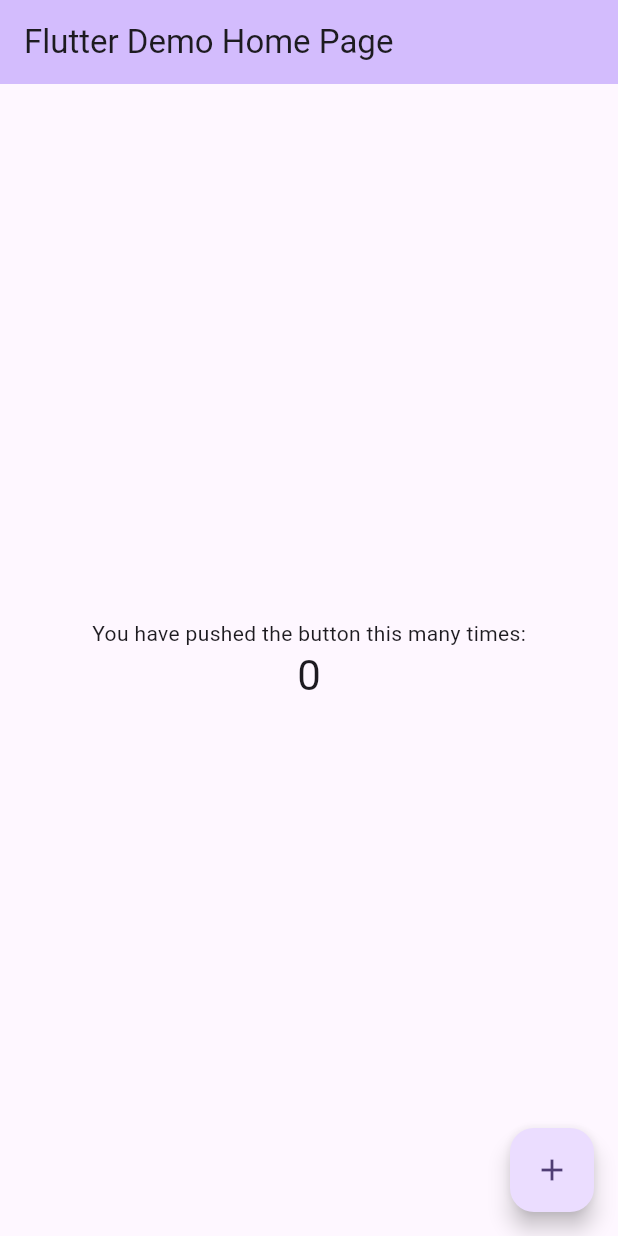
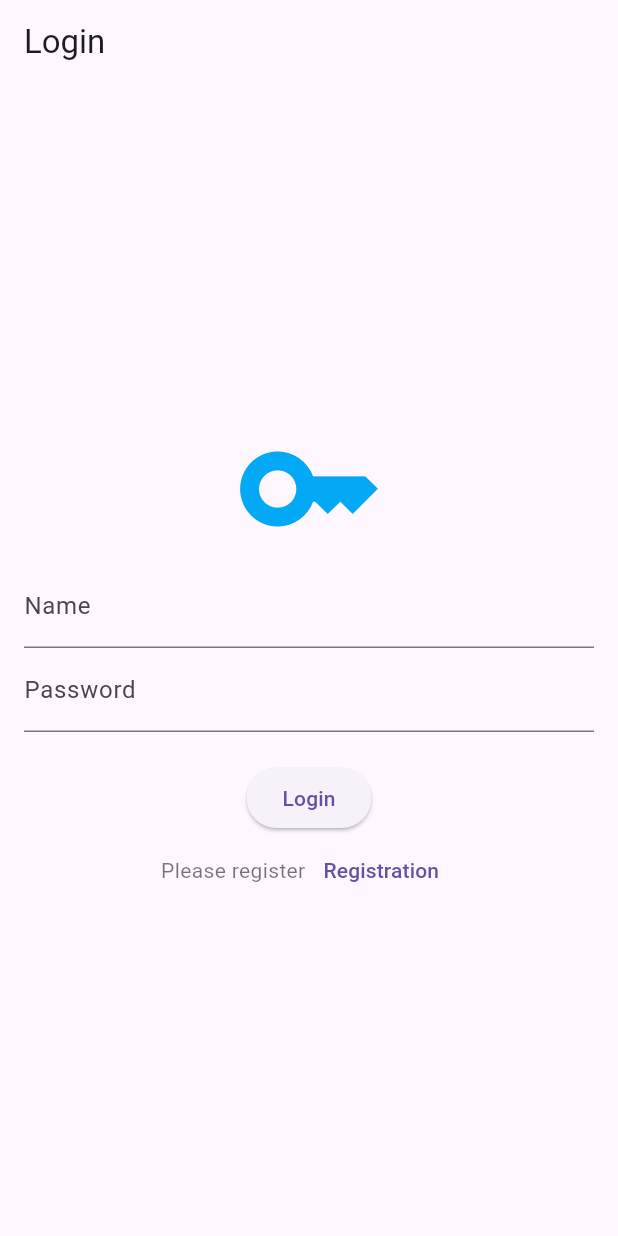
Before and after one commit to sz-adam/flutter-exercises, a Flutter app: the screen it shows after launch, on a phone screen of 412 x 824 dp. Run offline on Flutter 3.47's test engine with Material 3 defaults, Android fonts, the phone set to English and light mode, and no system bars; our stand-ins replace local_auth.

Commit message:
register and login page

```diff
--- a/auth/mobile/lib/main.dart
+++ b/auth/mobile/lib/main.dart
@@ -1,4 +1,5 @@
 import 'package:flutter/material.dart';
+import 'package:mobile_app/pages/login_page.dart';
 
 void main() {
   runApp(const MyApp());
@@ -7,119 +8,9 @@ void main() {
 class MyApp extends StatelessWidget {
   const MyApp({super.key});
 
-  // This widget is the root of your application.
-  @override
-  Widget build(BuildContext context) {
-    return MaterialApp(
-      title: 'Flutter Demo',
-      theme: ThemeData(
-        // This is the theme of your application.
-        //
-        // TRY THIS: Try running your application with "flutter run". You'll see
-        // the application has a purple toolbar. Then, without quitting the app,
-        // try changing the seedColor in the colorScheme below to Colors.green
-        // and then invoke "hot reload" (save your changes or press the "hot
-        // reload" button in a Flutter-supported IDE, or press "r" if you used
-        // the command line to start the app).
-        //
-        // Notice that the counter didn't reset back to zero; the application
-        // state is not lost during the reload. To reset the state, use hot
-        // restart instead.
-        //
-        // This works for code too, not just values: Most code changes can be
-        // tested with just a hot reload.
-        colorScheme: ColorScheme.fromSeed(seedColor: Colors.deepPurple),
-        useMaterial3: true,
-      ),
-      home: const MyHomePage(title: 'Flutter Demo Home Page'),
-    );
-  }
-}
-
-class MyHomePage extends StatefulWidget {
-  const MyHomePage({super.key, required this.title});
-
-  // This widget is the home page of your application. It is stateful, meaning
-  // that it has a State object (defined below) that contains fields that affect
-  // how it looks.
-
-  // This class is the configuration for the state. It holds the values (in this
-  // case the title) provided by the parent (in this case the App widget) and
-  // used by the build method of the State. Fields in a Widget subclass are
-  // always marked "final".
-
-  final String title;
-
-  @override
-  State<MyHomePage> createState() => _MyHomePageState();
-}
-
-class _MyHomePageState extends State<MyHomePage> {
-  int _counter = 0;
-
-  void _incrementCounter() {
-    setState(() {
-      // This call to setState tells the Flutter framework that something has
-      // changed in this State, which causes it to rerun the build method below
-      // so that the display can reflect the updated values. If we changed
-      // _counter without calling setState(), then the build method would not be
-      // called again, and so nothing would appear to happen.
-      _counter++;
-    });
-  }
 
   @override
   Widget build(BuildContext context) {
-    // This method is rerun every time setState is called, for instance as done
-    // by the _incrementCounter method above.
-    //
-    // The Flutter framework has been optimized to make rerunning build methods
-    // fast, so that you can just rebuild anything that needs updating rather
-    // than having to individually change instances of widgets.
-    return Scaffold(
-      appBar: AppBar(
-        // TRY THIS: Try changing the color here to a specific color (to
-        // Colors.amber, perhaps?) and trigger a hot reload to see the AppBar
-        // change color while the other colors stay the same.
-        backgroundColor: Theme.of(context).colorScheme.inversePrimary,
-        // Here we take the value from the MyHomePage object that was created by
-        // the App.build method, and use it to set our appbar title.
-        title: Text(widget.title),
-      ),
-      body: Center(
-        // Center is a layout widget. It takes a single child and positions it
-        // in the middle of the parent.
-        child: Column(
-          // Column is also a layout widget. It takes a list of children and
-          // arranges them vertically. By default, it sizes itself to fit its
-          // children horizontally, and tries to be as tall as its parent.
-          //
-          // Column has various properties to control how it sizes itself and
-          // how it positions its children. Here we use mainAxisAlignment to
-          // center the children vertically; the main axis here is the vertical
-          // axis because Columns are vertical (the cross axis would be
-          // horizontal).
-          //
-          // TRY THIS: Invoke "debug painting" (choose the "Toggle Debug Paint"
-          // action in the IDE, or press "p" in the console), to see the
-          // wireframe for each widget.
-          mainAxisAlignment: MainAxisAlignment.center,
-          children: <Widget>[
-            const Text(
-              'You have pushed the button this many times:',
-            ),
-            Text(
-              '$_counter',
-              style: Theme.of(context).textTheme.headlineMedium,
-            ),
-          ],
-        ),
-      ),
-      floatingActionButton: FloatingActionButton(
-        onPressed: _incrementCounter,
-        tooltip: 'Increment',
-        child: const Icon(Icons.add),
-      ), // This trailing comma makes auto-formatting nicer for build methods.
-    );
+    return MaterialApp(title: 'Flutter Demo', home: LoginPage());
   }
 }
--- /dev/null
+++ b/auth/mobile/lib/pages/login_page.dart
@@ -0,0 +1,90 @@
+import 'package:flutter/material.dart';
+import 'package:mobile_app/pages/register_page.dart';
+
+class LoginPage extends StatefulWidget {
+  @override
+  _LoginPageState createState() => _LoginPageState();
+}
+
+class _LoginPageState extends State<LoginPage> {
+  final _formKey = GlobalKey<FormState>();
+  final _nameController = TextEditingController();
+  final _passwordController = TextEditingController();
+
+  void _login() {
+    if (_formKey.currentState?.validate() ?? false) {
+      print('Email: ${_nameController.text}');
+      print('Password: ${_passwordController.text}');
+    }
+  }
+
+  @override
+  Widget build(BuildContext context) {
+    return Scaffold(
+      appBar: AppBar(
+        title: const Text('Login'),
+        automaticallyImplyLeading: false,
+      ),
+      body: Padding(
+        padding: const EdgeInsets.all(16.0),
+        child: Form(
+          key: _formKey,
+          child: Column(
+            mainAxisAlignment: MainAxisAlignment.center,
+            children: <Widget>[
+              const Icon(
+                Icons.key,
+                size: 100,
+                color: Colors.lightBlue,
+              ),
+              TextFormField(
+                controller: _nameController,
+                decoration: const InputDecoration(labelText: 'Name'),
+                keyboardType: TextInputType.name,
+                validator: (value) {
+                  if (value == null || value.isEmpty) {
+                    return 'Please enter your name';
+                  }
+                  return null;
+                },
+              ),
+              TextFormField(
+                controller: _passwordController,
+                decoration: const InputDecoration(labelText: 'Password'),
+                obscureText: true,
+                validator: (value) {
+                  if (value == null || value.isEmpty) {
+                    return 'Please enter your password';
+                  }
+                  return null;
+                },
+              ),
+              const SizedBox(height: 20),
+              ElevatedButton(
+                onPressed: _login,
+                child: const Text('Login'),
+              ),
+              Row(
+                mainAxisAlignment: MainAxisAlignment.center,
+                children: [
+                  const Text(
+                    'Please register',
+                    style: TextStyle(color: Colors.black54),
+                  ),
+                  TextButton(
+                      onPressed: () {
+                        Navigator.push(
+                            context,
+                            MaterialPageRoute(
+                                builder: (context) => RegisterPage()));
+                      },
+                      child: const Text('Registration'))
+                ],
+              )
+            ],
+          ),
+        ),
+      ),
+    );
+  }
+}
```
Also changed, not shown: auth/mobile/lib/pages/register_page.dart (added, +92 -0 lines).
